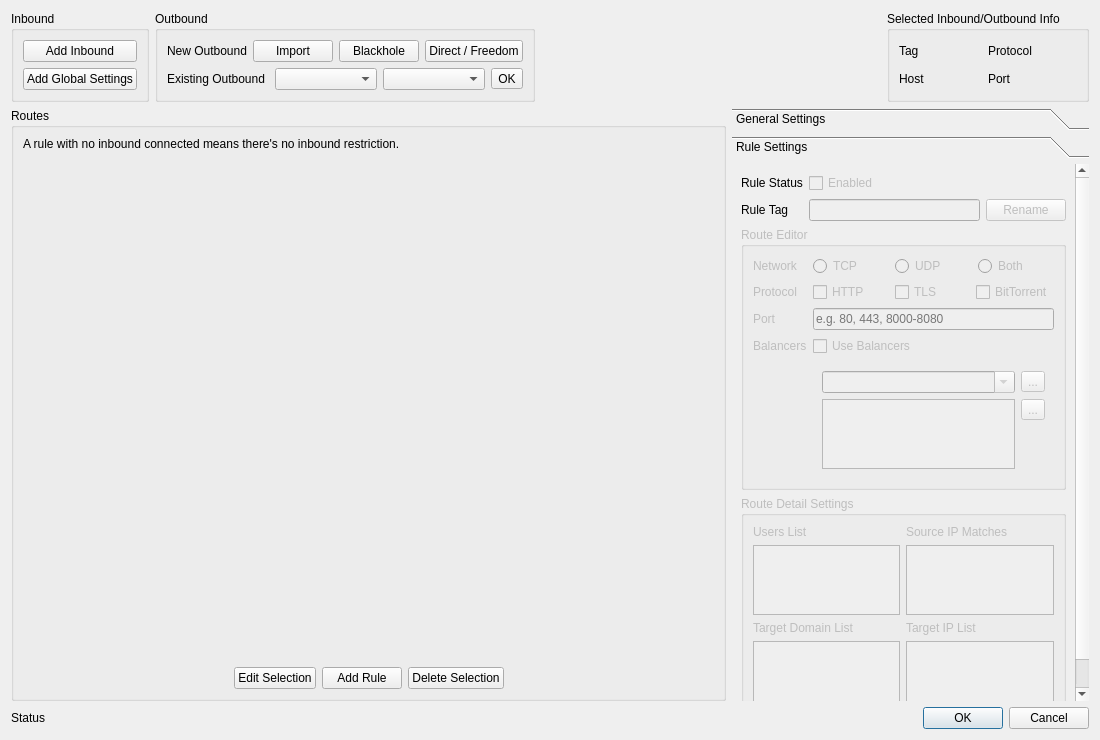
First picture: the form in src/ui/editors/w_RoutesEditor.ui, repository Qv2ray/Qv2ray, before the edit.
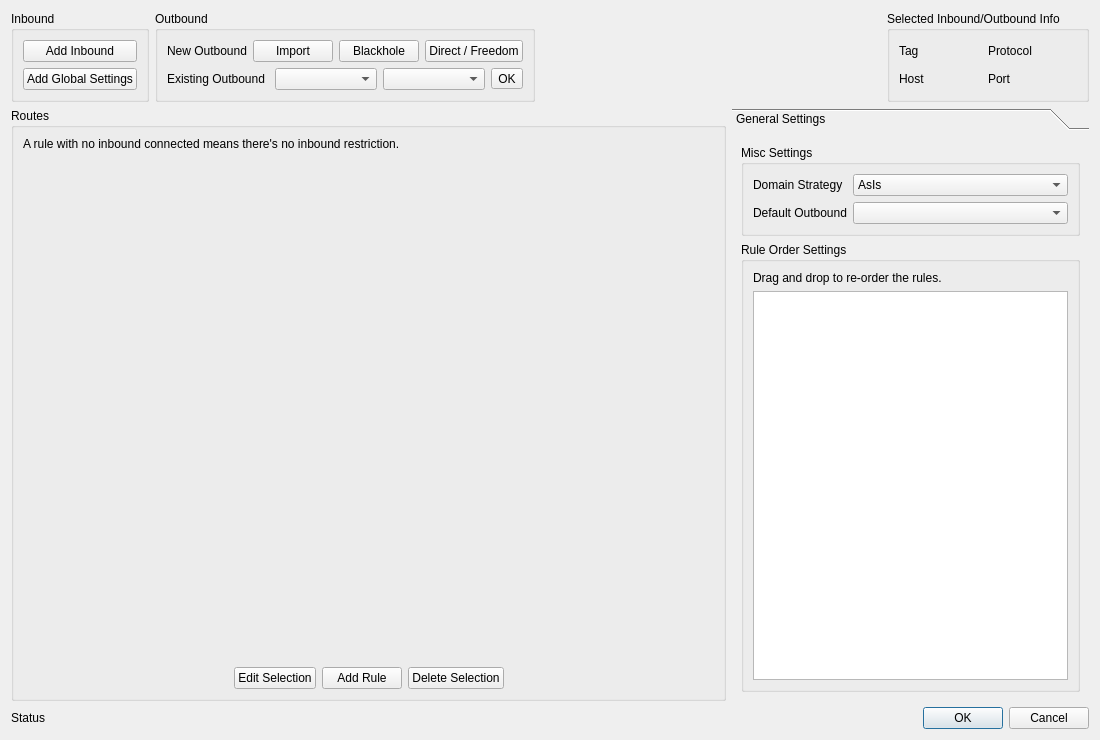
Second picture: the form after the edit.

```diff
--- a/src/ui/editors/w_RoutesEditor.ui
+++ b/src/ui/editors/w_RoutesEditor.ui
@@ -297,7 +297,7 @@
    <item row="1" column="1">
     <widget class="QToolBox" name="toolBox">
      <property name="currentIndex">
-      <number>1</number>
+      <number>0</number>
      </property>
      <widget class="QWidget" name="page_2">
       <property name="geometry">
@@ -305,7 +305,7 @@
         <x>0</x>
         <y>0</y>
         <width>359</width>
-        <height>505</height>
+        <height>536</height>
        </rect>
       </property>
       <attribute name="label">
@@ -401,275 +401,6 @@
        </item>
       </layout>
      </widget>
-     <widget class="QWidget" name="page">
-      <property name="geometry">
-       <rect>
-        <x>0</x>
-        <y>0</y>
-        <width>347</width>
-        <height>704</height>
-       </rect>
-      </property>
-      <attribute name="label">
-       <string>Rule Settings</string>
-      </attribute>
-      <layout class="QVBoxLayout" name="verticalLayout">
-       <item>
-        <layout class="QFormLayout" name="formLayout_2">
-         <item row="0" column="0">
-          <widget class="QLabel" name="label">
-           <property name="enabled">
-            <bool>true</bool>
-           </property>
-           <property name="text">
-            <string>Rule Status</string>
-           </property>
-          </widget>
-         </item>
-         <item row="0" column="1">
-          <widget class="QCheckBox" name="ruleEnableCB">
-           <property name="enabled">
-            <bool>false</bool>
-           </property>
-           <property name="text">
-            <string>Enabled</string>
-           </property>
-          </widget>
-         </item>
-         <item row="1" column="0">
-          <widget class="QLabel" name="label_13">
-           <property name="text">
-            <string>Rule Tag</string>
-           </property>
-          </widget>
-         </item>
-         <item row="1" column="1">
-          <layout class="QHBoxLayout" name="horizontalLayout_6">
-           <item>
-            <widget class="QLineEdit" name="ruleTagLineEdit">
-             <property name="enabled">
-              <bool>false</bool>
-             </property>
-            </widget>
-           </item>
-           <item>
-            <widget class="QPushButton" name="ruleRenameBtn">
-             <property name="enabled">
-              <bool>false</bool>
-             </property>
-             <property name="text">
-              <string>Rename</string>
-             </property>
-            </widget>
-           </item>
-          </layout>
-         </item>
-        </layout>
-       </item>
-       <item>
-        <widget class="QGroupBox" name="routeEditGroupBox">
-         <property name="enabled">
-          <bool>false</bool>
-         </property>
-         <property name="title">
-          <string>Route Editor</string>
-         </property>
-         <property name="flat">
-          <bool>false</bool>
-         </property>
-         <layout class="QFormLayout" name="formLayout">
-          <item row="0" column="0">
-           <widget class="QLabel" name="label_17">
-            <property name="text">
-             <string>Network</string>
-            </property>
-           </widget>
-          </item>
-          <item row="0" column="1">
-           <layout class="QHBoxLayout" name="horizontalLayout_4">
-            <item>
-             <widget class="QRadioButton" name="netTCPRB">
-              <property name="text">
-               <string>TCP</string>
-              </property>
-             </widget>
-            </item>
-            <item>
-             <widget class="QRadioButton" name="netUDPRB">
-              <property name="text">
-               <string>UDP</string>
-              </property>
-             </widget>
-            </item>
-            <item>
-             <widget class="QRadioButton" name="netBothRB">
-              <property name="text">
-               <string>Both</string>
-              </property>
-             </widget>
-            </item>
-           </layout>
-          </item>
-          <item row="1" column="0">
-           <widget class="QLabel" name="label_16">
-            <property name="text">
-             <string>Protocol</string>
-            </property>
-           </widget>
-          </item>
-          <item row="1" column="1">
-           <layout class="QGridLayout" name="gridLayout">
-            <item row="0" column="0">
-             <widget class="QCheckBox" name="routeProtocolHTTPCB">
-              <property name="text">
-               <string>HTTP</string>
-              </property>
-             </widget>
-            </item>
-            <item row="0" column="1">
-             <widget class="QCheckBox" name="routeProtocolTLSCB">
-              <property name="text">
-               <string>TLS</string>
-              </property>
-             </widget>
-            </item>
-            <item row="0" column="2">
-             <widget class="QCheckBox" name="routeProtocolBTCB">
-              <property name="text">
-               <string>BitTorrent</string>
-              </property>
-             </widget>
-            </item>
-           </layout>
-          </item>
-          <item row="2" column="0">
-           <widget class="QLabel" name="label_14">
-            <property name="text">
-             <string>Port</string>
-            </property>
-           </widget>
-          </item>
-          <item row="2" column="1">
-           <widget class="QLineEdit" name="routePortTxt">
-            <property name="placeholderText">
-             <string>e.g. 80, 443, 8000-8080</string>
-            </property>
-           </widget>
-          </item>
-          <item row="3" column="0">
-           <widget class="QLabel" name="label_6">
-            <property name="text">
-             <string>Balancers</string>
-            </property>
-           </widget>
-          </item>
-          <item row="3" column="1">
-           <widget class="QCheckBox" name="enableBalancerCB">
-            <property name="text">
-             <string>Use Balancers</string>
-            </property>
-           </widget>
-          </item>
-          <item row="4" column="1">
-           <widget class="QWidget" name="balancersWidget" native="true">
-            <layout class="QGridLayout" name="balancerLayout">
-             <item row="0" column="0">
-              <widget class="QComboBox" name="balancerSelectionCombo">
-               <property name="editable">
-                <bool>true</bool>
-               </property>
-              </widget>
-             </item>
-             <item row="1" column="0" rowspan="2">
-              <widget class="QListWidget" name="balancerList"/>
-             </item>
-             <item row="1" column="1">
-              <widget class="QToolButton" name="balancerDelBtn">
-               <property name="text">
-                <string>...</string>
-               </property>
-              </widget>
-             </item>
-             <item row="2" column="1">
-              <spacer name="verticalSpacer">
-               <property name="orientation">
-                <enum>Qt::Vertical</enum>
-               </property>
-               <property name="sizeHint" stdset="0">
-                <size>
-                 <width>20</width>
-                 <height>40</height>
-                </size>
-               </property>
-              </spacer>
-             </item>
-             <item row="0" column="1">
-              <widget class="QToolButton" name="balancerAddBtn">
-               <property name="text">
-                <string>...</string>
-               </property>
-              </widget>
-             </item>
-            </layout>
-           </widget>
-          </item>
-         </layout>
-        </widget>
-       </item>
-       <item>
-        <widget class="QGroupBox" name="routeRuleGroupBox">
-         <property name="enabled">
-          <bool>false</bool>
-         </property>
-         <property name="title">
-          <string>Route Detail Settings</string>
-         </property>
-         <layout class="QGridLayout" name="gridLayout_2">
-          <item row="0" column="0">
-           <widget class="QLabel" name="label_15">
-            <property name="text">
-             <string>Users List</string>
-            </property>
-           </widget>
-          </item>
-          <item row="0" column="1">
-           <widget class="QLabel" name="label_10">
-            <property name="text">
-             <string>Source IP Matches</string>
-            </property>
-           </widget>
-          </item>
-          <item row="1" column="0">
-           <widget class="QPlainTextEdit" name="routeUserTxt"/>
-          </item>
-          <item row="1" column="1">
-           <widget class="QPlainTextEdit" name="sourceIPList"/>
-          </item>
-          <item row="2" column="0">
-           <widget class="QLabel" name="label_2">
-            <property name="text">
-             <string>Target Domain List</string>
-            </property>
-           </widget>
-          </item>
-          <item row="2" column="1">
-           <widget class="QLabel" name="label_4">
-            <property name="text">
-             <string>Target IP List</string>
-            </property>
-           </widget>
-          </item>
-          <item row="3" column="0">
-           <widget class="QPlainTextEdit" name="hostList"/>
-          </item>
-          <item row="3" column="1">
-           <widget class="QPlainTextEdit" name="ipList"/>
-          </item>
-         </layout>
-        </widget>
-       </item>
-      </layout>
-     </widget>
     </widget>
    </item>
    <item row="2" column="0" colspan="2">
```
Left out of the diff: 19 changed lines with no effect on the pictures.
